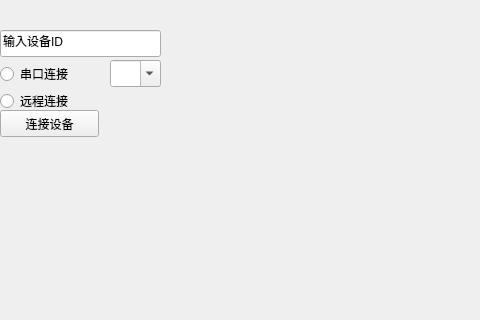
Old version of the form test2.ui in the repository BD7IOW/pyqttest; both pictures show x 0 to 480 and y 0 to 320 of the 800 by 600 pixel window.
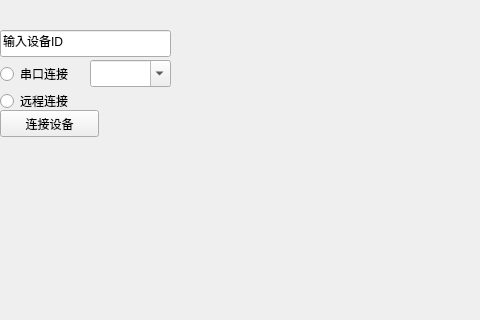
New version of the form.

Diff of the .ui file:
```diff
--- a/test2.ui
+++ b/test2.ui
@@ -58,7 +58,7 @@
      <rect>
       <x>0</x>
       <y>30</y>
-      <width>161</width>
+      <width>171</width>
       <height>27</height>
      </rect>
     </property>
@@ -69,9 +69,9 @@
    <widget class="QComboBox" name="comboBox">
     <property name="geometry">
      <rect>
-      <x>110</x>
+      <x>90</x>
       <y>60</y>
-      <width>51</width>
+      <width>81</width>
       <height>27</height>
      </rect>
     </property>
```
